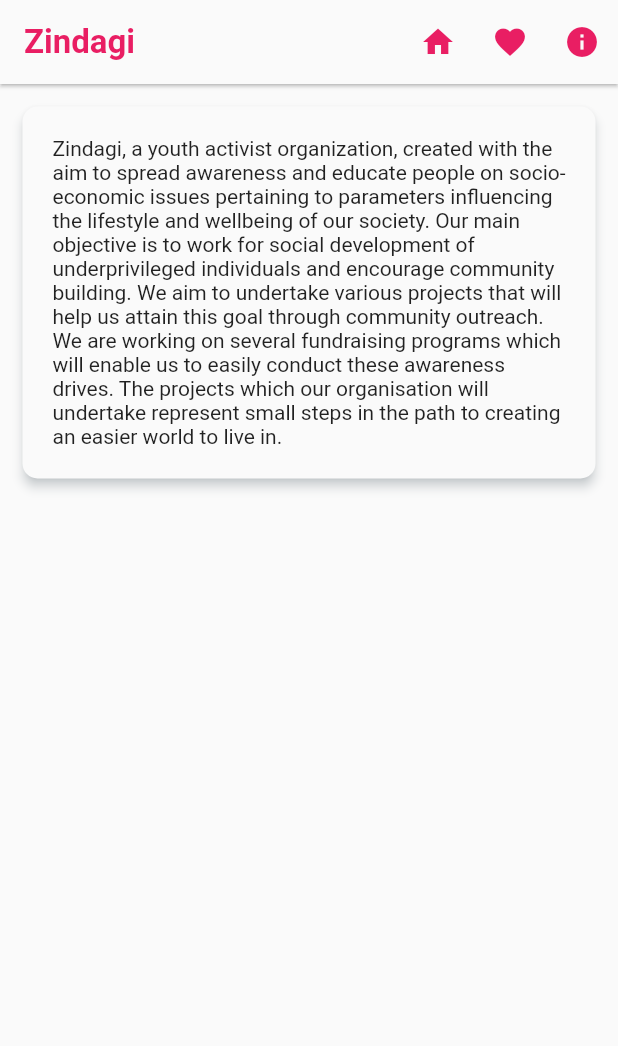
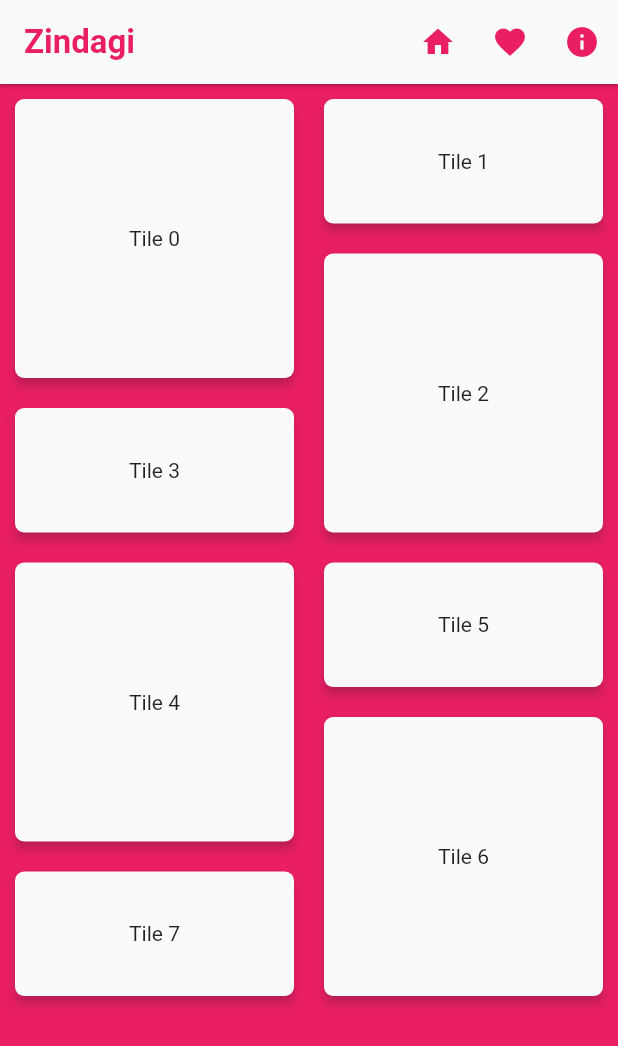
Before and after one commit to zindagi-world/zindagi-world.github.io, a Flutter app: the screen it shows after launch, on a phone screen of 412 x 824 dp. Shown: the top 1046 px of the screen. Run offline on Flutter 3.47's test engine with Material 2 defaults, Android fonts, the phone set to English and light mode, and no system bars.

Commit message:
Used staggered gridview

```diff
--- a/lib/pages/page_one.dart
+++ b/lib/pages/page_one.dart
@@ -1,19 +1,25 @@
 import 'package:flutter/cupertino.dart';
+import 'package:flutter/material.dart';
+import 'package:flutter_staggered_grid_view/flutter_staggered_grid_view.dart';
+import 'package:zindagi/utils/colors.dart';
 import 'package:zindagi/widgets/sexy_tile.dart';
 
 class PageOne extends StatelessWidget {
   @override
   Widget build(BuildContext context) {
-    return ListView(
-      children: <Widget>[
-        SexyTile(
-          child: Padding(
-            padding: EdgeInsets.all(20.0),
-            child: Text(
-                'Zindagi, a youth activist organization, created with the aim to spread awareness and educate people on socio-economic issues pertaining to parameters influencing the lifestyle and wellbeing of our society. Our main objective is to work for social development of underprivileged individuals and encourage community building. We aim to undertake various projects that will help us attain this goal through community outreach. We are working on several fundraising programs which will enable us to easily conduct these awareness drives. The projects which our organisation will undertake represent small steps in the path to creating an easier world to live in.'),
+    return Container(
+      color: MyColors.primaryColor,
+      child: StaggeredGridView.countBuilder(
+        crossAxisCount: 4,
+        itemCount: 8,
+        itemBuilder: (BuildContext context, int index) => SexyTile(
+          child: Center(
+            child: Text('Tile $index'),
           ),
         ),
-      ],
+        staggeredTileBuilder: (int index) =>
+            StaggeredTile.count(2, index.isEven ? 2 : 1),
+      ),
     );
   }
 }
--- a/lib/widgets/sexy_tile.dart
+++ b/lib/widgets/sexy_tile.dart
@@ -1,31 +1,27 @@
 import 'package:flutter/cupertino.dart';
 import 'package:flutter/material.dart';
+import 'package:zindagi/utils/colors.dart';
 import 'package:zindagi/utils/ui_helpers.dart';
 
 class SexyTile extends StatelessWidget {
   const SexyTile({
     this.child,
-    this.color,
-    this.splashColor,
     this.onTap,
   });
   final Widget child;
-  final Color color;
-  final Color splashColor;
   final Function() onTap;
 
   Widget build(BuildContext context) {
     return Container(
-      margin: EdgeInsets.all(15.0),
+      margin: EdgeInsets.all(10.0),
       child: Material(
-        color: color,
+        color: MyColors.white,
+        borderRadius: BorderRadius.circular(6.0),
         elevation: 3.0,
-        borderRadius: BorderRadius.circular(10.0),
-        shadowColor: shadowColor(context),
+        shadowColor: ShadowColors.dark,
         child: InkWell(
           child: child,
-          splashColor: splashColor,
-          borderRadius: BorderRadius.circular(10.0),
+          borderRadius: BorderRadius.circular(6.0),
           onTap: onTap == null ? doNothing : () => onTap(),
         ),
       ),
--- a/pubspec.yaml
+++ b/pubspec.yaml
@@ -11,6 +11,7 @@ dependencies:
     sdk: flutter
 
   cupertino_icons: ^0.1.2
+  flutter_staggered_grid_view: ^0.3.0
 
 dev_dependencies:
   flutter_test:
```
Also changed, not shown: pubspec.lock.
